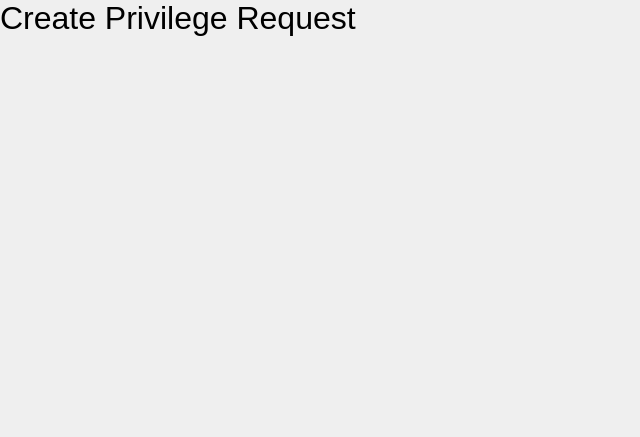
Above: app/ui/create_privilege_request.ui from coblo/gui-demo before the change. Below: the same form after it.
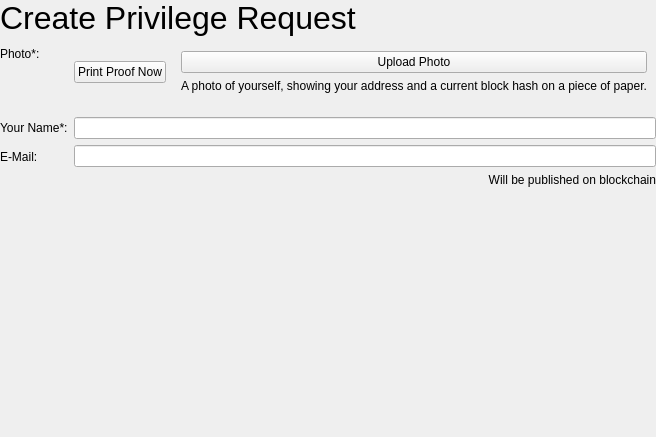
That is the form after the change.

Commit message: Start ui for requests

```diff
--- a/app/ui/create_privilege_request.ui
+++ b/app/ui/create_privilege_request.ui
@@ -13,7 +13,7 @@
   <property name="windowTitle">
    <string>Form</string>
   </property>
-  <layout class="QVBoxLayout" name="verticalLayout">
+  <layout class="QVBoxLayout" name="verticalLayout" stretch="0,1">
    <property name="leftMargin">
     <number>0</number>
    </property>
@@ -39,17 +39,105 @@
     </widget>
    </item>
    <item>
-    <spacer name="verticalSpacer">
-     <property name="orientation">
-      <enum>Qt::Vertical</enum>
-     </property>
-     <property name="sizeHint" stdset="0">
-      <size>
-       <width>20</width>
-       <height>40</height>
-      </size>
-     </property>
-    </spacer>
+    <layout class="QFormLayout" name="formLayout">
+     <item row="0" column="0">
+      <widget class="QLabel" name="label_photo">
+       <property name="text">
+        <string>Photo*:</string>
+       </property>
+      </widget>
+     </item>
+     <item row="0" column="1">
+      <widget class="QWidget" name="widget_photo" native="true">
+       <layout class="QHBoxLayout" name="horizontalLayout">
+        <property name="leftMargin">
+         <number>0</number>
+        </property>
+        <property name="topMargin">
+         <number>0</number>
+        </property>
+        <property name="rightMargin">
+         <number>0</number>
+        </property>
+        <item>
+         <widget class="QPushButton" name="btn_print_proof">
+          <property name="text">
+           <string>Print Proof Now</string>
+          </property>
+         </widget>
+        </item>
+        <item>
+         <widget class="QWidget" name="widget_photo_upload" native="true">
+          <layout class="QVBoxLayout" name="verticalLayout_3">
+           <item>
+            <widget class="QPushButton" name="btn_upload_photo">
+             <property name="text">
+              <string>Upload Photo</string>
+             </property>
+            </widget>
+           </item>
+           <item>
+            <widget class="QLabel" name="label_warning_photo">
+             <property name="text">
+              <string>A photo of yourself, showing your address and a current block hash on a piece of paper.</string>
+             </property>
+            </widget>
+           </item>
+          </layout>
+         </widget>
+        </item>
+       </layout>
+      </widget>
+     </item>
+     <item row="1" column="0">
+      <widget class="QLabel" name="label_name">
+       <property name="text">
+        <string>Your Name*:</string>
+       </property>
+      </widget>
+     </item>
+     <item row="1" column="1">
+      <widget class="QLineEdit" name="input_name"/>
+     </item>
+     <item row="2" column="1">
+      <widget class="QWidget" name="widget_mail" native="true">
+       <layout class="QVBoxLayout" name="verticalLayout_2">
+        <property name="leftMargin">
+         <number>0</number>
+        </property>
+        <property name="topMargin">
+         <number>0</number>
+        </property>
+        <property name="rightMargin">
+         <number>0</number>
+        </property>
+        <property name="bottomMargin">
+         <number>0</number>
+        </property>
+        <item>
+         <widget class="QLineEdit" name="input_mail"/>
+        </item>
+        <item>
+         <widget class="QLabel" name="label_warning_mail">
+          <property name="text">
+           <string>Will be published on blockchain</string>
+          </property>
+          <property name="alignment">
+           <set>Qt::AlignRight|Qt::AlignTrailing|Qt::AlignVCenter</set>
+          </property>
+         </widget>
+        </item>
+       </layout>
+      </widget>
+     </item>
+     <item row="2" column="0">
+      <widget class="QLabel" name="labe_mail">
+       <property name="text">
+        <string>E-Mail:</string>
+       </property>
+      </widget>
+     </item>
+    </layout>
    </item>
   </layout>
  </widget>
```
